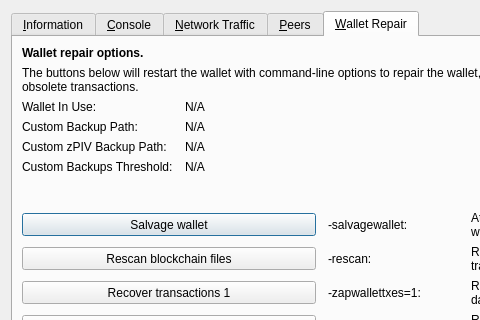
Kopernikus-dev/test, file src/qt/forms/rpcconsole.ui: the form before one commit; both pictures show x 0 to 480 and y 0 to 320 of the 769 by 496 pixel window.
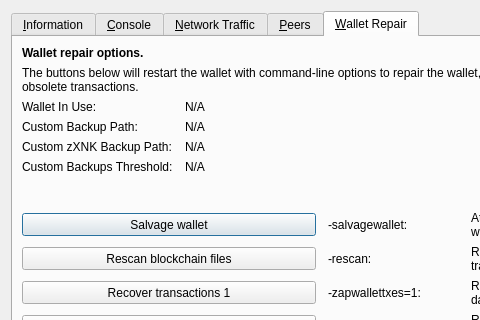
The form after the commit. The open tabs and pages were chosen to show the change. Icons and pictures are not drawn. Custom widgets are drawn as their Qt base class.

```diff
--- a/src/qt/forms/rpcconsole.ui
+++ b/src/qt/forms/rpcconsole.ui
@@ -1333,7 +1333,7 @@
           <bool>false</bool>
          </property>
          <property name="text">
-          <string>Custom zPIV Backup Path:</string>
+          <string>Custom zXNK Backup Path:</string>
          </property>
         </widget>
        </item>
```
Left out of the diff: 10 changed lines with no effect on the pictures.
